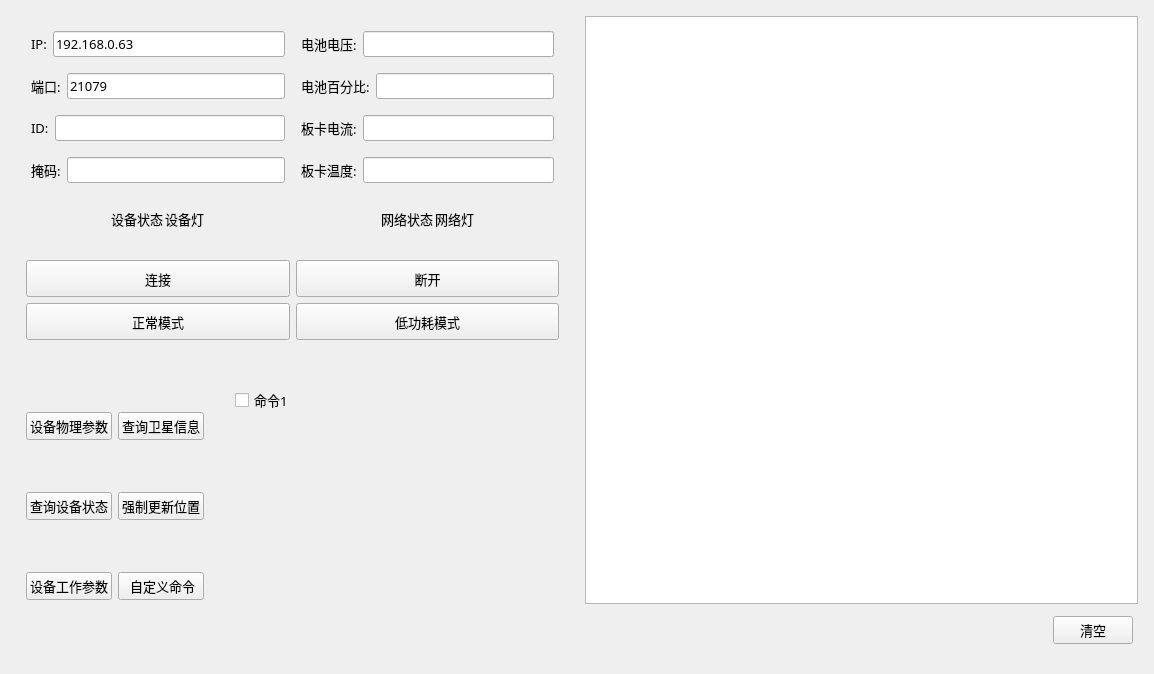
First picture: the form in widget.ui, repository fuyunyou77/MyUpperMachine, before the edit.
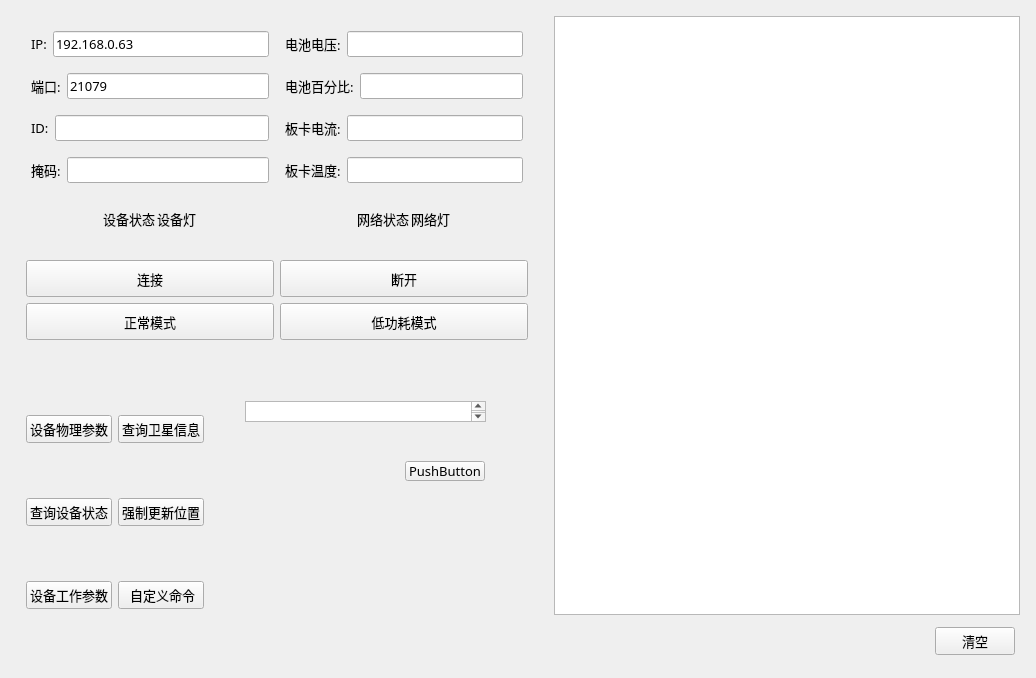
Second picture: the form after the edit.

Commit message: "1.更改ui布局,添加自适应缩放的输入框"

```diff
--- a/widget.ui
+++ b/widget.ui
@@ -6,8 +6,8 @@
    <rect>
     <x>0</x>
     <y>0</y>
-    <width>1154</width>
-    <height>674</height>
+    <width>1036</width>
+    <height>678</height>
    </rect>
   </property>
   <property name="font">
@@ -17,6 +17,9 @@
    </font>
   </property>
   <layout class="QHBoxLayout" name="horizontalLayout_10">
+   <property name="bottomMargin">
+    <number>4</number>
+   </property>
    <item>
     <layout class="QVBoxLayout" name="verticalLayout_2">
      <property name="leftMargin">
@@ -1055,17 +1058,27 @@
           </layout>
          </widget>
          <widget class="QWidget" name="page_2">
-          <widget class="QCheckBox" name="checkBox">
+          <widget class="QTextEdit" name="testTextEdit">
            <property name="geometry">
             <rect>
-             <x>20</x>
-             <y>30</y>
-             <width>73</width>
-             <height>18</height>
+             <x>30</x>
+             <y>40</y>
+             <width>241</width>
+             <height>21</height>
+            </rect>
+           </property>
+          </widget>
+          <widget class="QPushButton" name="pushButton">
+           <property name="geometry">
+            <rect>
+             <x>190</x>
+             <y>100</y>
+             <width>80</width>
+             <height>20</height>
             </rect>
            </property>
            <property name="text">
-            <string>命令1</string>
+            <string>PushButton</string>
            </property>
           </widget>
          </widget>
@@ -1076,7 +1089,7 @@
     </layout>
    </item>
    <item>
-    <layout class="QVBoxLayout" name="verticalLayout_7" stretch="10,1">
+    <layout class="QVBoxLayout" name="verticalLayout_7" stretch="0,1">
      <property name="spacing">
       <number>7</number>
      </property>
```
The commit also changes 2 other files.
